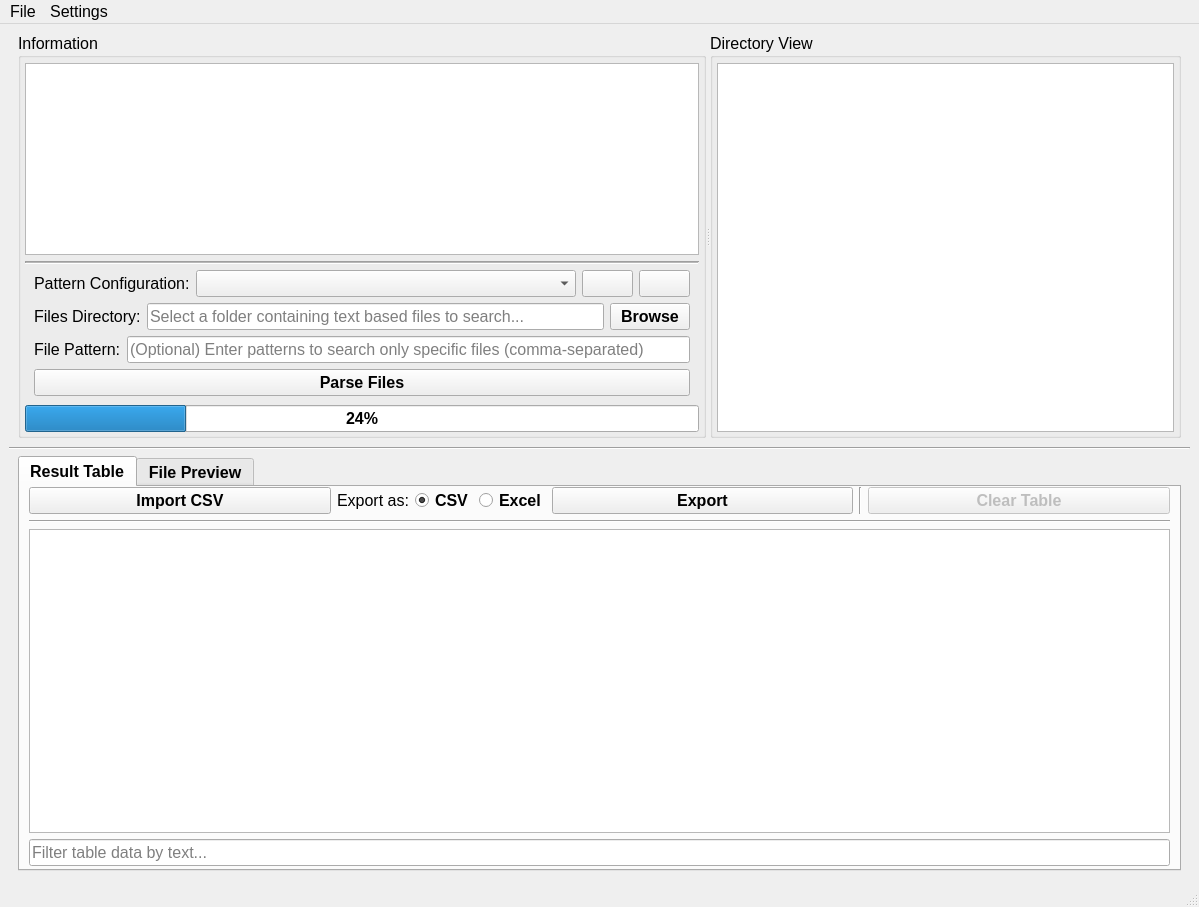
The window that src/gui/LobsterGeneralLogViewer.ui (zaricj/LobsterLogReporter) describes before a commit, drawn with Qt 5.
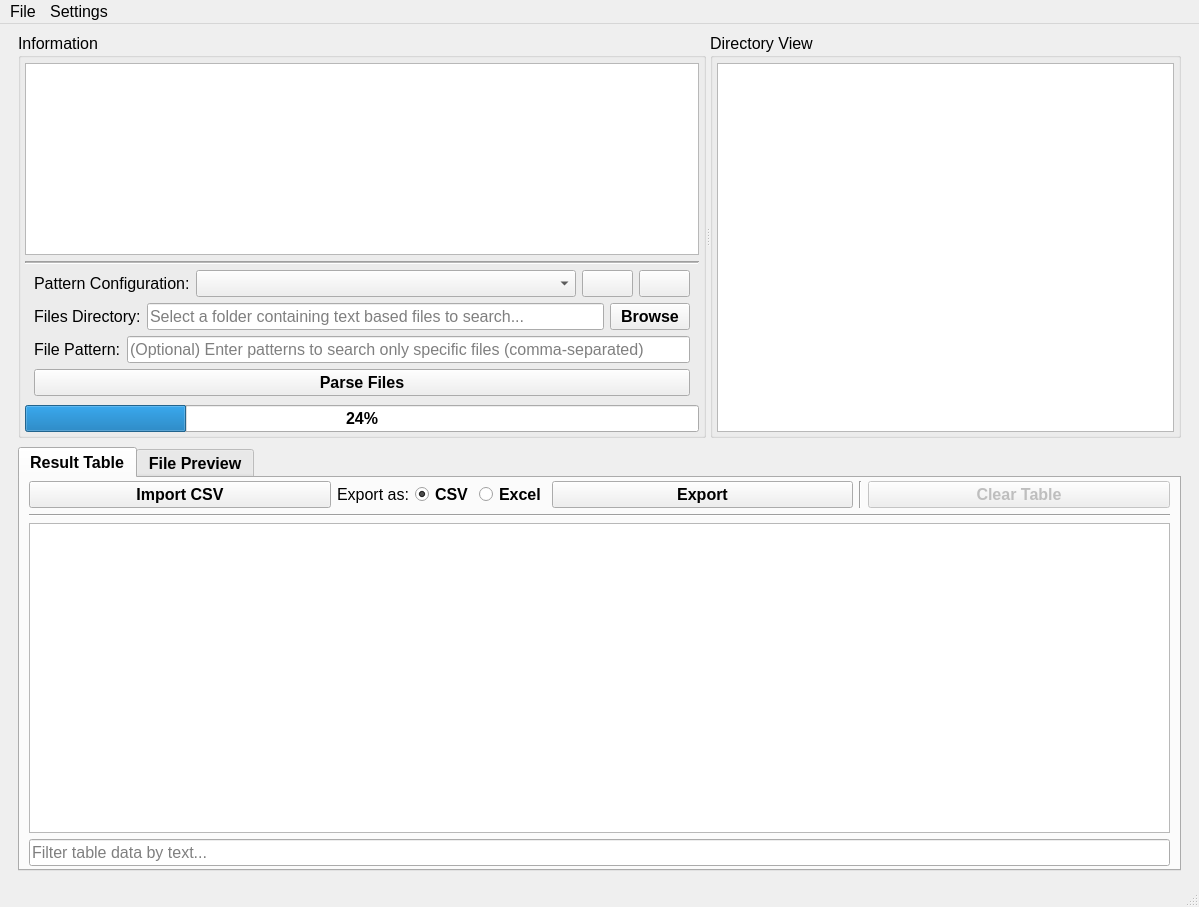
The same window after the commit. Icons and pictures are not drawn.

What changed in the file:
```diff
--- a/src/gui/LobsterGeneralLogViewer.ui
+++ b/src/gui/LobsterGeneralLogViewer.ui
@@ -322,13 +322,6 @@
       </layout>
      </widget>
     </item>
-    <item>
-     <widget class="Line" name="line">
-      <property name="orientation">
-       <enum>Qt::Orientation::Horizontal</enum>
-      </property>
-     </widget>
-    </item>
     <item>
      <widget class="QWidget" name="widgetBottom" native="true">
       <layout class="QVBoxLayout" name="verticalLayout_4">
@@ -386,6 +379,12 @@
            </property>
            <item>
             <layout class="QHBoxLayout" name="horizontalLayout_4">
+             <property name="spacing">
+              <number>6</number>
+             </property>
+             <property name="topMargin">
+              <number>3</number>
+             </property>
              <item>
               <widget class="QPushButton" name="button_import_csv">
                <property name="font">
```
Left out of the diff: 5 changed lines with no effect on the pictures.
